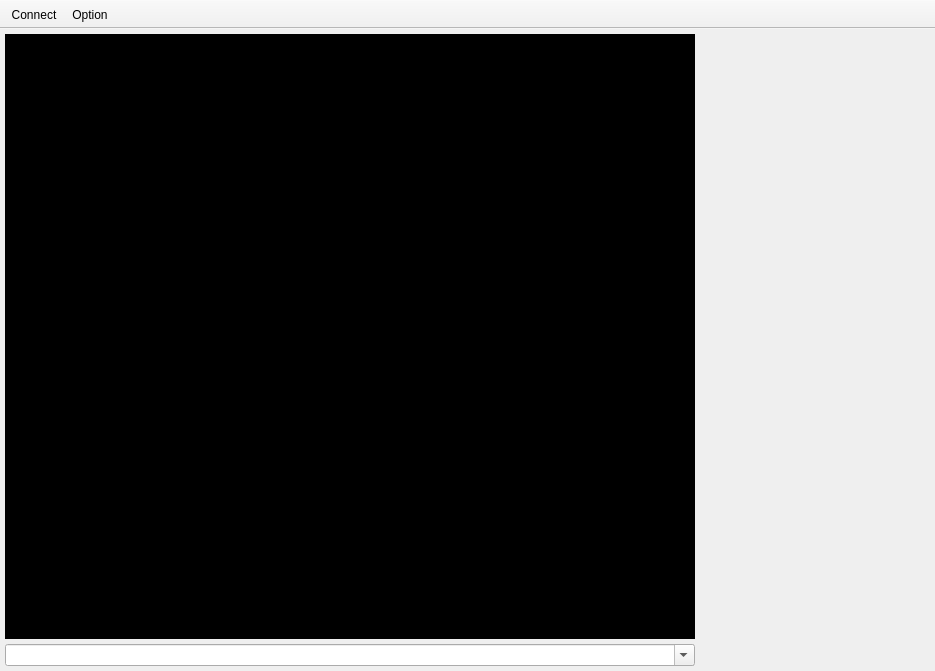
develer-staff/devclient, file src/devclient/gui_src/gui.ui: the form before one commit.
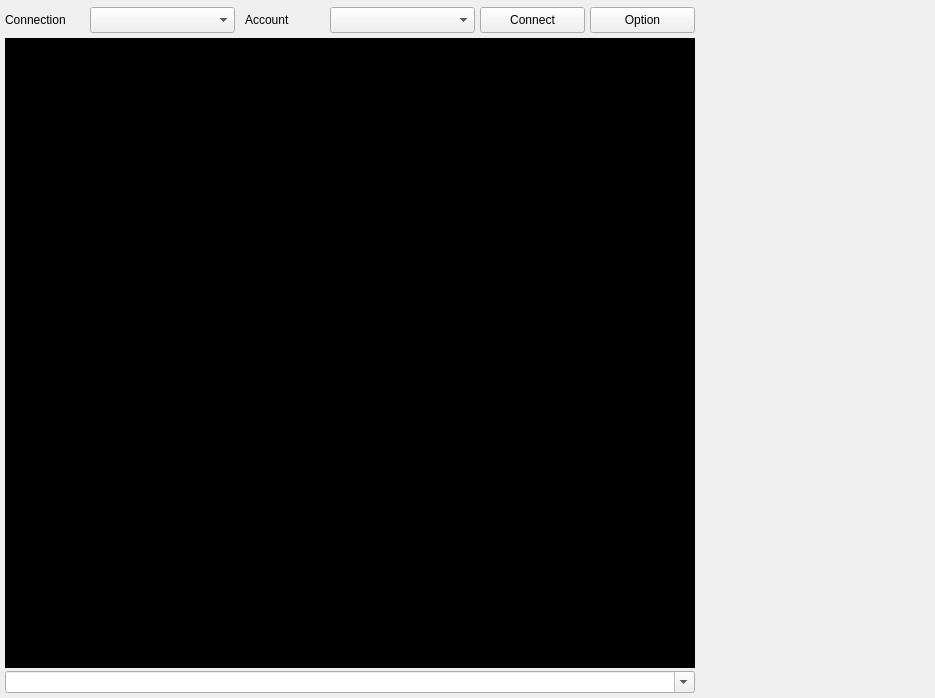
The form after the commit. Icons and pictures are not drawn.

Commit message: cambiata interfaccia grafica per la gestione (da fare) degli account

Patch:
```diff
--- a/src/devclient/gui_src/gui.ui
+++ b/src/devclient/gui_src/gui.ui
@@ -6,7 +6,7 @@
     <x>0</x>
     <y>0</y>
     <width>935</width>
-    <height>671</height>
+    <height>698</height>
    </rect>
   </property>
   <property name="windowTitle" >
@@ -30,9 +30,169 @@
      <number>5</number>
     </property>
     <property name="verticalSpacing" >
-     <number>5</number>
+     <number>3</number>
     </property>
-    <item row="0" column="0" >
+    <item row="0" column="0" colspan="2" >
+     <widget class="QFrame" name="toppanel" >
+      <property name="sizePolicy" >
+       <sizepolicy vsizetype="Fixed" hsizetype="Fixed" >
+        <horstretch>0</horstretch>
+        <verstretch>0</verstretch>
+       </sizepolicy>
+      </property>
+      <property name="minimumSize" >
+       <size>
+        <width>925</width>
+        <height>30</height>
+       </size>
+      </property>
+      <property name="maximumSize" >
+       <size>
+        <width>16777215</width>
+        <height>30</height>
+       </size>
+      </property>
+      <property name="frameShape" >
+       <enum>QFrame::NoFrame</enum>
+      </property>
+      <property name="frameShadow" >
+       <enum>QFrame::Raised</enum>
+      </property>
+      <widget class="QComboBox" name="comboBox" >
+       <property name="geometry" >
+        <rect>
+         <x>85</x>
+         <y>2</y>
+         <width>145</width>
+         <height>26</height>
+        </rect>
+       </property>
+      </widget>
+      <widget class="QComboBox" name="comboBox_2" >
+       <property name="geometry" >
+        <rect>
+         <x>325</x>
+         <y>2</y>
+         <width>145</width>
+         <height>26</height>
+        </rect>
+       </property>
+      </widget>
+      <widget class="QLabel" name="top_label1" >
+       <property name="geometry" >
+        <rect>
+         <x>0</x>
+         <y>0</y>
+         <width>80</width>
+         <height>30</height>
+        </rect>
+       </property>
+       <property name="text" >
+        <string>Connection</string>
+       </property>
+      </widget>
+      <widget class="QLabel" name="label_2" >
+       <property name="geometry" >
+        <rect>
+         <x>240</x>
+         <y>0</y>
+         <width>80</width>
+         <height>30</height>
+        </rect>
+       </property>
+       <property name="text" >
+        <string>Account</string>
+       </property>
+      </widget>
+      <widget class="QPushButton" name="button_connect" >
+       <property name="geometry" >
+        <rect>
+         <x>475</x>
+         <y>2</y>
+         <width>105</width>
+         <height>26</height>
+        </rect>
+       </property>
+       <property name="sizePolicy" >
+        <sizepolicy vsizetype="Fixed" hsizetype="Fixed" >
+         <horstretch>0</horstretch>
+         <verstretch>0</verstretch>
+        </sizepolicy>
+       </property>
+       <property name="minimumSize" >
+        <size>
+         <width>105</width>
+         <height>26</height>
+        </size>
+       </property>
+       <property name="maximumSize" >
+        <size>
+         <width>105</width>
+         <height>26</height>
+        </size>
+       </property>
+       <property name="text" >
+        <string>Connect</string>
+       </property>
+       <property name="icon" >
+        <iconset resource="../../../resources/gui.qrc" >:/images/connect.png</iconset>
+       </property>
+       <property name="iconSize" >
+        <size>
+         <width>16</width>
+         <height>16</height>
+        </size>
+       </property>
+       <property name="shortcut" >
+        <string>Alt+C</string>
+       </property>
+      </widget>
+      <widget class="QPushButton" name="button_option" >
+       <property name="geometry" >
+        <rect>
+         <x>585</x>
+         <y>2</y>
+         <width>105</width>
+         <height>26</height>
+        </rect>
+       </property>
+       <property name="sizePolicy" >
+        <sizepolicy vsizetype="Fixed" hsizetype="Fixed" >
+         <horstretch>0</horstretch>
+         <verstretch>0</verstretch>
+        </sizepolicy>
+       </property>
+       <property name="minimumSize" >
+        <size>
+         <width>105</width>
+         <height>26</height>
+        </size>
+       </property>
+       <property name="maximumSize" >
+        <size>
+         <width>105</width>
+         <height>26</height>
+        </size>
+       </property>
+       <property name="text" >
+        <string>Option</string>
+       </property>
+       <property name="icon" >
+        <iconset resource="../../../resources/gui.qrc" >:/images/option.png</iconset>
+       </property>
+       <property name="iconSize" >
+        <size>
+         <width>16</width>
+         <height>16</height>
+        </size>
+       </property>
+       <property name="shortcut" >
+        <string>Alt+O</string>
+       </property>
+      </widget>
+     </widget>
+    </item>
+    <item row="1" column="0" >
      <widget class="QTextEdit" name="text_output" >
       <property name="sizePolicy" >
        <sizepolicy vsizetype="Expanding" hsizetype="Expanding" >
@@ -60,7 +220,7 @@
       </property>
      </widget>
     </item>
-    <item rowspan="2" row="0" column="1" >
+    <item rowspan="2" row="1" column="1" >
      <widget class="QFrame" name="rightpanel" >
       <property name="sizePolicy" >
        <sizepolicy vsizetype="Expanding" hsizetype="Preferred" >
@@ -79,7 +239,7 @@
       </property>
      </widget>
     </item>
-    <item row="1" column="0" >
+    <item row="2" column="0" >
      <widget class="QComboBox" name="text_input" >
       <property name="sizePolicy" >
        <sizepolicy vsizetype="Fixed" hsizetype="Expanding" >
@@ -105,53 +265,6 @@
     </item>
    </layout>
   </widget>
-  <widget class="QToolBar" name="toolBar" >
-   <property name="contextMenuPolicy" >
-    <enum>Qt::PreventContextMenu</enum>
-   </property>
-   <property name="movable" >
-    <bool>false</bool>
-   </property>
-   <property name="orientation" >
-    <enum>Qt::Horizontal</enum>
-   </property>
-   <property name="iconSize" >
-    <size>
-     <width>32</width>
-     <height>32</height>
-    </size>
-   </property>
-   <attribute name="toolBarArea" >
-    <enum>TopToolBarArea</enum>
-   </attribute>
-   <attribute name="toolBarBreak" >
-    <bool>false</bool>
-   </attribute>
-   <addaction name="action_connect" />
-   <addaction name="action_option" />
-  </widget>
-  <action name="action_connect" >
-   <property name="icon" >
-    <iconset resource="../../../resources/gui.qrc" >:/images/connect.png</iconset>
-   </property>
-   <property name="text" >
-    <string>Connect</string>
-   </property>
-   <property name="shortcut" >
-    <string>Alt+C</string>
-   </property>
-  </action>
-  <action name="action_option" >
-   <property name="icon" >
-    <iconset resource="../../../resources/gui.qrc" >:/images/option.png</iconset>
-   </property>
-   <property name="text" >
-    <string>Option</string>
-   </property>
-   <property name="shortcut" >
-    <string>Alt+O</string>
-   </property>
-  </action>
  </widget>
  <resources>
   <include location="../../../resources/gui.qrc" />
```
The commit also changes 4 other files.
